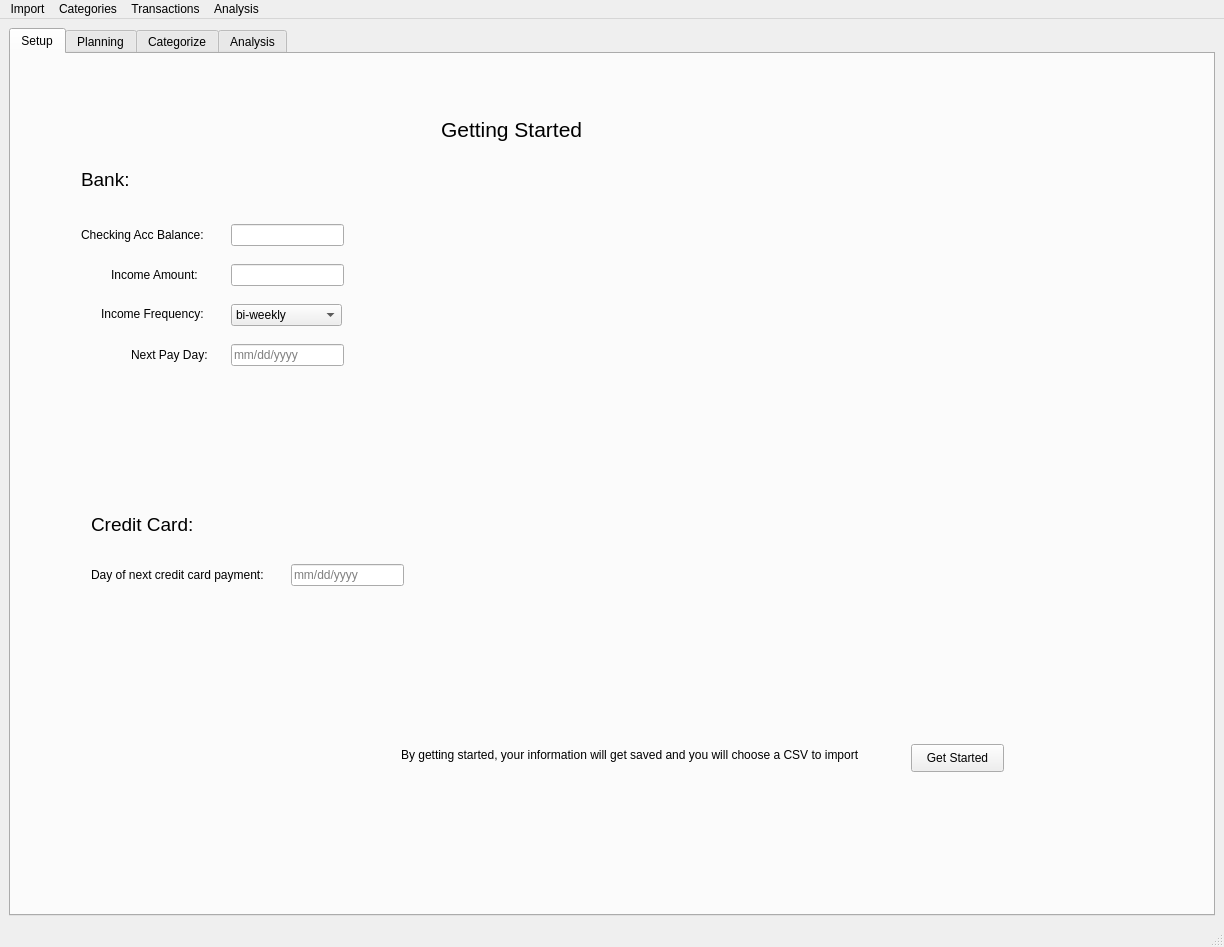
This is realwindow.ui in robscott1/TransactionSorter as Qt 5 draws it before an edit. The edited form follows.
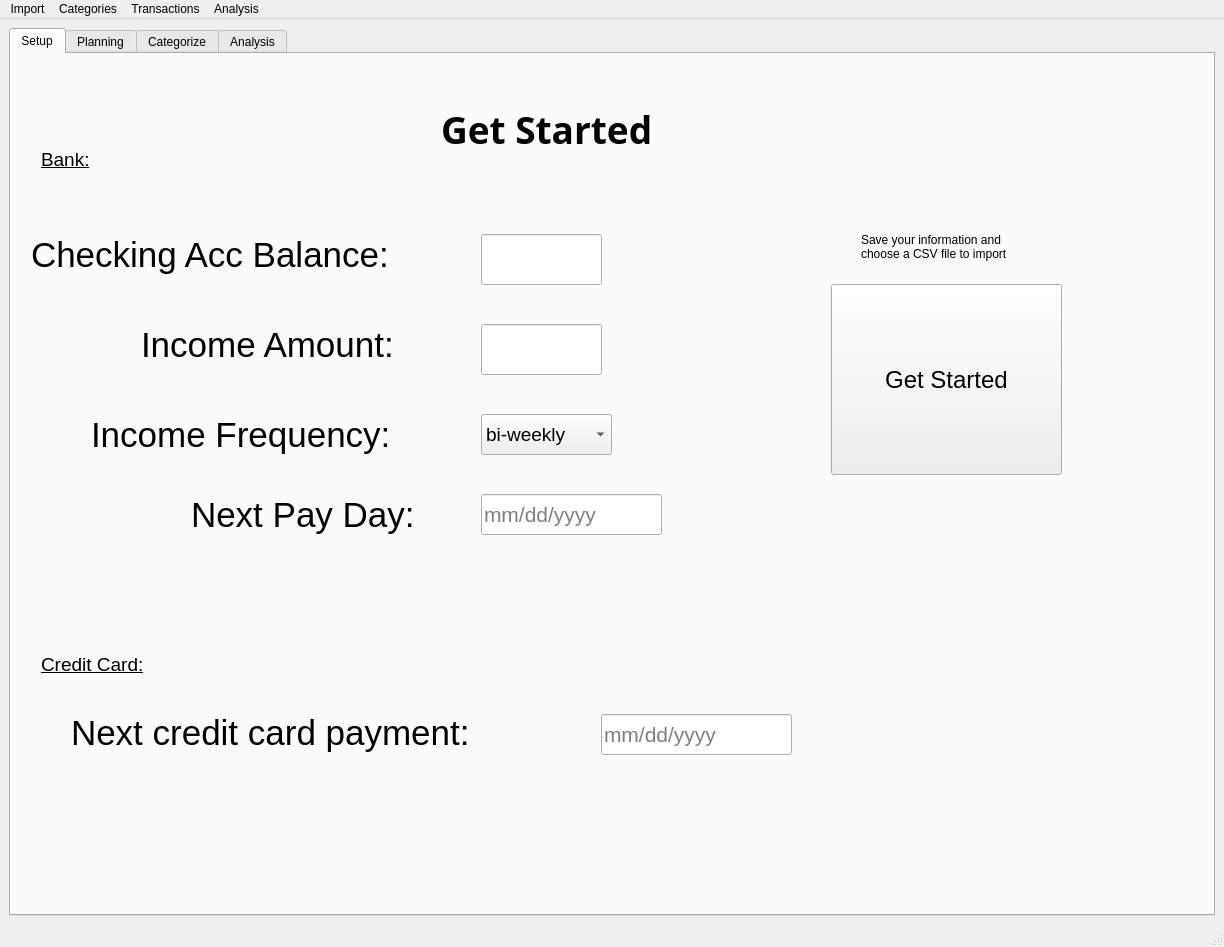
This is the edited form.

Commit message: Updated GUI and .ui file for better look - open for more suggestions

```diff
--- a/realwindow.ui
+++ b/realwindow.ui
@@ -33,12 +33,17 @@
        <widget class="QPushButton" name="importCSVBtn">
         <property name="geometry">
          <rect>
-          <x>900</x>
-          <y>690</y>
-          <width>93</width>
-          <height>28</height>
+          <x>820</x>
+          <y>230</y>
+          <width>231</width>
+          <height>191</height>
          </rect>
         </property>
+        <property name="font">
+         <font>
+          <pointsize>18</pointsize>
+         </font>
+        </property>
         <property name="text">
          <string>Get Started</string>
         </property>
@@ -48,46 +53,137 @@
          <rect>
           <x>430</x>
           <y>50</y>
-          <width>201</width>
+          <width>271</width>
           <height>51</height>
          </rect>
         </property>
         <property name="font">
          <font>
-          <pointsize>16</pointsize>
+          <family>Segoe UI Black</family>
+          <pointsize>28</pointsize>
+          <weight>75</weight>
+          <bold>true</bold>
          </font>
         </property>
         <property name="text">
-         <string>Getting Started</string>
+         <string>Get Started</string>
         </property>
        </widget>
        <widget class="QLabel" name="label_12">
         <property name="geometry">
          <rect>
-          <x>70</x>
-          <y>110</y>
-          <width>171</width>
+          <x>30</x>
+          <y>90</y>
+          <width>81</width>
           <height>31</height>
          </rect>
         </property>
         <property name="font">
          <font>
+          <family>Segoe UI</family>
           <pointsize>14</pointsize>
+          <weight>50</weight>
+          <bold>false</bold>
+          <underline>true</underline>
          </font>
         </property>
         <property name="text">
          <string>Bank:</string>
         </property>
        </widget>
+       <widget class="QLabel" name="label_17">
+        <property name="geometry">
+         <rect>
+          <x>850</x>
+          <y>170</y>
+          <width>151</width>
+          <height>31</height>
+         </rect>
+        </property>
+        <property name="text">
+         <string>Save your information and</string>
+        </property>
+       </widget>
+       <widget class="QLabel" name="label_18">
+        <property name="geometry">
+         <rect>
+          <x>30</x>
+          <y>590</y>
+          <width>161</width>
+          <height>41</height>
+         </rect>
+        </property>
+        <property name="font">
+         <font>
+          <family>Segoe UI</family>
+          <pointsize>14</pointsize>
+          <weight>50</weight>
+          <bold>false</bold>
+          <underline>true</underline>
+         </font>
+        </property>
+        <property name="text">
+         <string>Credit Card:</string>
+        </property>
+       </widget>
+       <widget class="QLineEdit" name="checkingAccBal">
+        <property name="geometry">
+         <rect>
+          <x>470</x>
+          <y>180</y>
+          <width>121</width>
+          <height>51</height>
+         </rect>
+        </property>
+        <property name="minimumSize">
+         <size>
+          <width>5</width>
+          <height>5</height>
+         </size>
+        </property>
+        <property name="font">
+         <font>
+          <pointsize>24</pointsize>
+         </font>
+        </property>
+        <property name="text">
+         <string/>
+        </property>
+       </widget>
+       <widget class="QLabel" name="label_19">
+        <property name="geometry">
+         <rect>
+          <x>20</x>
+          <y>160</y>
+          <width>431</width>
+          <height>81</height>
+         </rect>
+        </property>
+        <property name="font">
+         <font>
+          <family>Segoe UI</family>
+          <pointsize>26</pointsize>
+         </font>
+        </property>
+        <property name="text">
+         <string>Checking Acc Balance:</string>
+        </property>
+       </widget>
        <widget class="QLabel" name="label_13">
         <property name="geometry">
          <rect>
-          <x>100</x>
-          <y>210</y>
-          <width>111</width>
-          <height>21</height>
+          <x>130</x>
+          <y>260</y>
+          <width>321</width>
+          <height>61</height>
          </rect>
         </property>
+        <property name="font">
+         <font>
+          <family>Segoe UI</family>
+          <pointsize>26</pointsize>
+         </font>
+        </property>
         <property name="text">
          <string>Income Amount:</string>
         </property>
@@ -95,22 +191,33 @@
        <widget class="QLineEdit" name="incomeAmount">
         <property name="geometry">
          <rect>
-          <x>220</x>
-          <y>210</y>
-          <width>113</width>
-          <height>22</height>
+          <x>470</x>
+          <y>270</y>
+          <width>121</width>
+          <height>51</height>
          </rect>
         </property>
+        <property name="font">
+         <font>
+          <pointsize>24</pointsize>
+         </font>
+        </property>
        </widget>
        <widget class="QLabel" name="label_14">
         <property name="geometry">
          <rect>
-          <x>90</x>
-          <y>250</y>
-          <width>121</width>
-          <height>20</height>
+          <x>80</x>
+          <y>350</y>
+          <width>371</width>
+          <height>61</height>
          </rect>
         </property>
+        <property name="font">
+         <font>
+          <family>Segoe UI</family>
+          <pointsize>26</pointsize>
+         </font>
+        </property>
         <property name="text">
          <string>Income Frequency:</string>
         </property>
@@ -118,12 +225,17 @@
        <widget class="QComboBox" name="freqPayDay">
         <property name="geometry">
          <rect>
-          <x>220</x>
-          <y>250</y>
-          <width>111</width>
-          <height>22</height>
+          <x>470</x>
+          <y>360</y>
+          <width>131</width>
+          <height>41</height>
          </rect>
         </property>
+        <property name="font">
+         <font>
+          <pointsize>14</pointsize>
+         </font>
+        </property>
         <item>
          <property name="text">
           <string>bi-weekly</string>
@@ -143,51 +255,36 @@
        <widget class="QLabel" name="label_15">
         <property name="geometry">
          <rect>
-          <x>120</x>
-          <y>290</y>
-          <width>81</width>
-          <height>21</height>
+          <x>180</x>
+          <y>430</y>
+          <width>281</width>
+          <height>61</height>
          </rect>
         </property>
+        <property name="font">
+         <font>
+          <family>Segoe UI</family>
+          <pointsize>26</pointsize>
+         </font>
+        </property>
         <property name="text">
          <string>Next Pay Day:</string>
         </property>
        </widget>
-       <widget class="QLabel" name="label_16">
-        <property name="geometry">
-         <rect>
-          <x>80</x>
-          <y>500</y>
-          <width>201</width>
-          <height>41</height>
-         </rect>
-        </property>
-        <property name="text">
-         <string>Day of next credit card payment:</string>
-        </property>
-       </widget>
-       <widget class="QLabel" name="label_17">
-        <property name="geometry">
-         <rect>
-          <x>390</x>
-          <y>690</y>
-          <width>511</width>
-          <height>21</height>
-         </rect>
-        </property>
-        <property name="text">
-         <string>By getting started, your information will get saved and you will choose a CSV to import</string>
-        </property>
-       </widget>
        <widget class="QLineEdit" name="nextPayDay">
         <property name="geometry">
          <rect>
-          <x>220</x>
-          <y>290</y>
-          <width>113</width>
-          <height>22</height>
+          <x>470</x>
+          <y>440</y>
+          <width>181</width>
+          <height>41</height>
          </rect>
         </property>
+        <property name="font">
+         <font>
+          <pointsize>16</pointsize>
+         </font>
+        </property>
         <property name="placeholderText">
          <string>mm/dd/yyyy</string>
         </property>
@@ -195,12 +292,17 @@
        <widget class="QLineEdit" name="nextCCPayment">
         <property name="geometry">
          <rect>
-          <x>280</x>
-          <y>510</y>
-          <width>113</width>
-          <height>22</height>
+          <x>590</x>
+          <y>660</y>
+          <width>191</width>
+          <height>41</height>
          </rect>
         </property>
+        <property name="font">
+         <font>
+          <pointsize>16</pointsize>
+         </font>
+        </property>
         <property name="placeholderText">
          <string>mm/dd/yyyy</string>
         </property>
@@ -208,42 +310,33 @@
        <widget class="QLabel" name="label_18">
         <property name="geometry">
          <rect>
-          <x>80</x>
-          <y>450</y>
-          <width>231</width>
-          <height>41</height>
+          <x>60</x>
+          <y>640</y>
+          <width>511</width>
+          <height>78</height>
          </rect>
         </property>
         <property name="font">
          <font>
-          <pointsize>14</pointsize>
+          <family>Segoe UI</family>
+          <pointsize>26</pointsize>
          </font>
         </property>
         <property name="text">
-         <string>Credit Card:</string>
+         <string>Next credit card payment:</string>
         </property>
        </widget>
-       <widget class="QLabel" name="label_19">
+       <widget class="QLabel" name="label_11">
         <property name="geometry">
          <rect>
-          <x>70</x>
-          <y>170</y>
-          <width>131</width>
-          <height>21</height>
+          <x>850</x>
+          <y>190</y>
+          <width>161</width>
+          <height>20</height>
          </rect>
         </property>
         <property name="text">
-         <string>Checking Acc Balance:</string>
-        </property>
-       </widget>
-       <widget class="QLineEdit" name="checkingAccBal">
-        <property name="geometry">
-         <rect>
-          <x>220</x>
-          <y>170</y>
-          <width>113</width>
-          <height>22</height>
-         </rect>
+         <string>choose a CSV file to import</string>
         </property>
        </widget>
       </widget>
```
Left out of the diff: 325 changed lines with no effect on the pictures. The commit also changes 2 other files.
